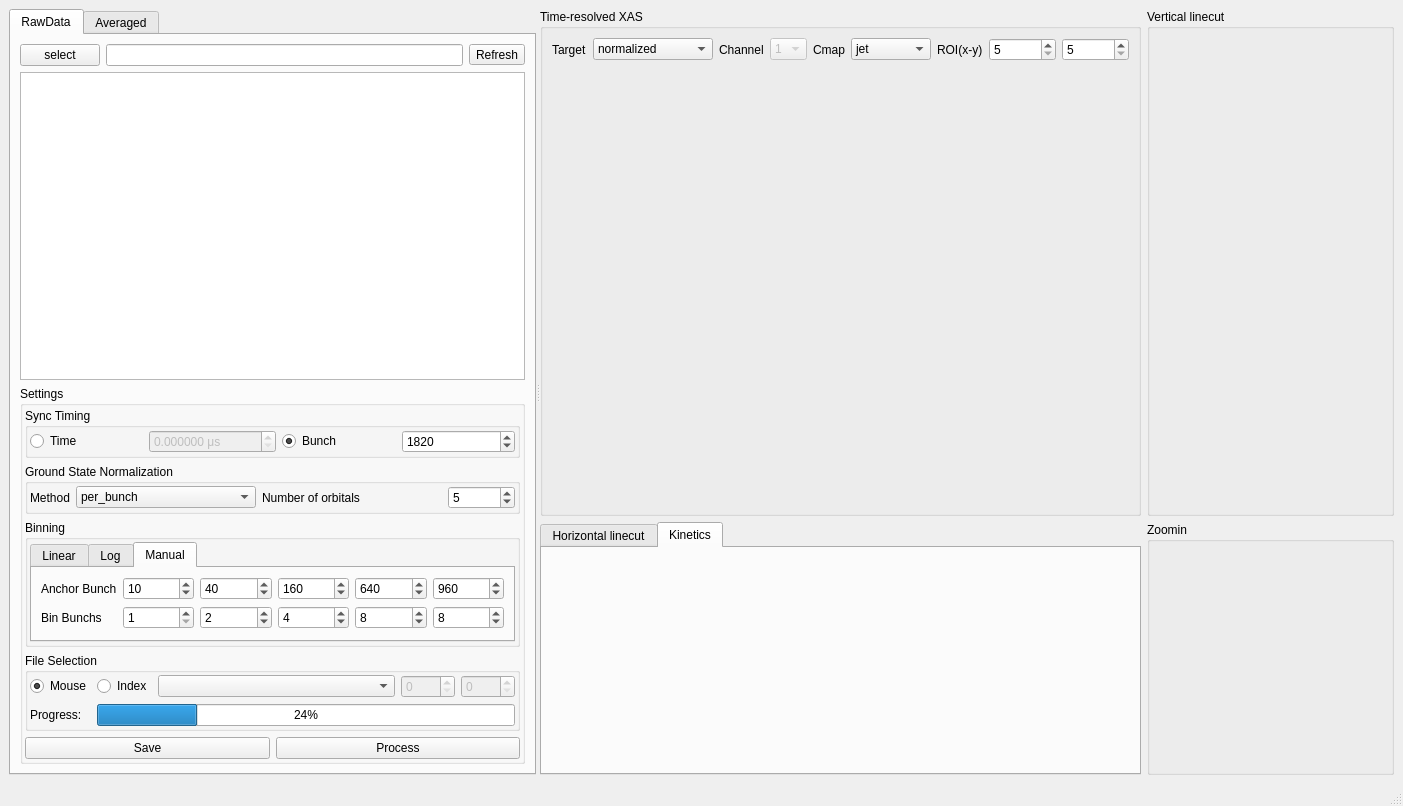
Before: the Qt Designer form src/trxasviewer/viewer.ui in AdvancedPhotonSource/trxasviewer, drawn with Qt 5.
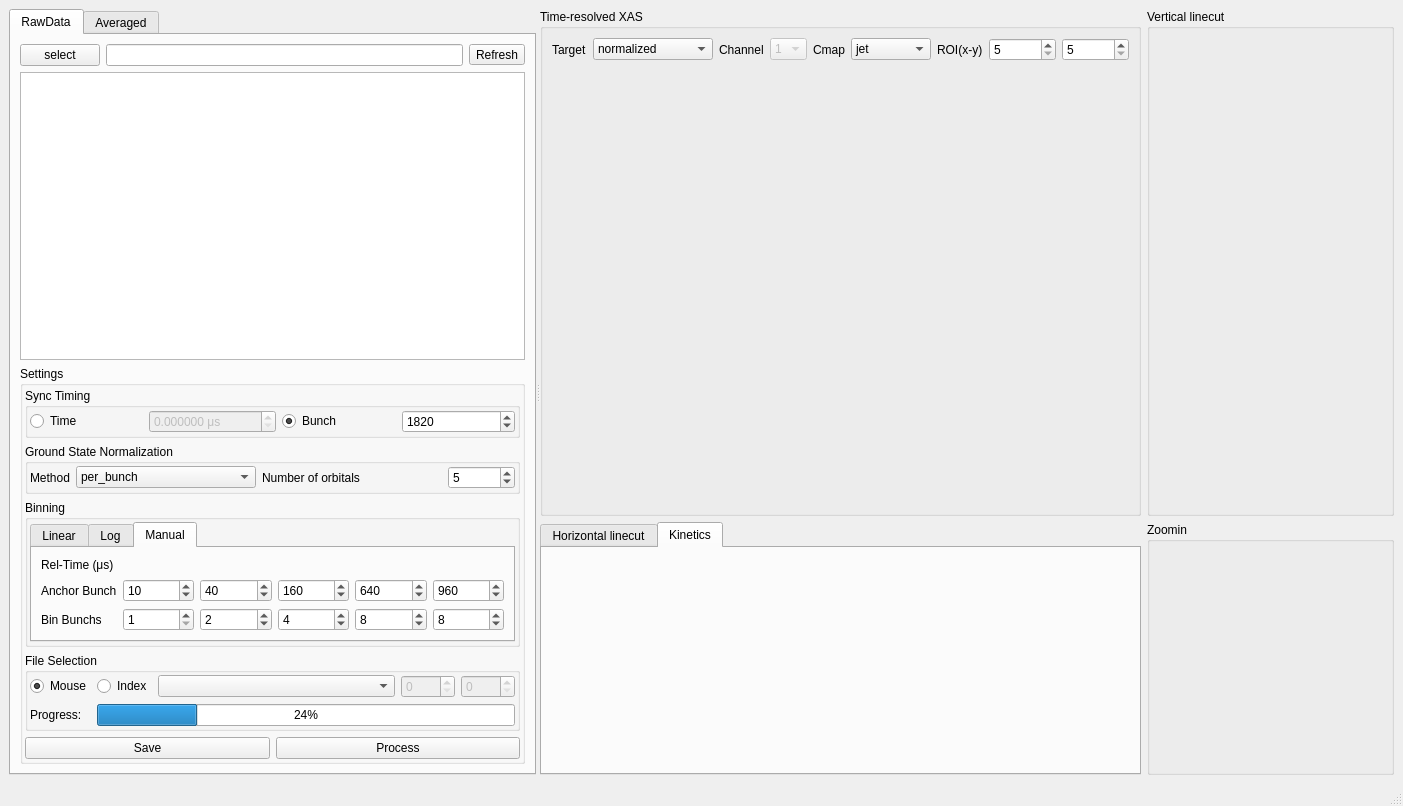
After: the same form once the commit is applied. The open tabs and pages were chosen to show the change. Custom widgets are drawn as their Qt base class.

The edit to the form file:
```diff
--- a/src/trxasviewer/viewer.ui
+++ b/src/trxasviewer/viewer.ui
@@ -417,6 +417,48 @@
                        </property>
                       </widget>
                      </item>
+                     <item row="0" column="1">
+                      <widget class="QLabel" name="label_rtime0">
+                       <property name="text">
+                        <string/>
+                       </property>
+                      </widget>
+                     </item>
+                     <item row="0" column="2">
+                      <widget class="QLabel" name="label_rtime1">
+                       <property name="text">
+                        <string/>
+                       </property>
+                      </widget>
+                     </item>
+                     <item row="0" column="3">
+                      <widget class="QLabel" name="label_rtime2">
+                       <property name="text">
+                        <string/>
+                       </property>
+                      </widget>
+                     </item>
+                     <item row="0" column="4">
+                      <widget class="QLabel" name="label_rtime3">
+                       <property name="text">
+                        <string/>
+                       </property>
+                      </widget>
+                     </item>
+                     <item row="0" column="5">
+                      <widget class="QLabel" name="label_rtime4">
+                       <property name="text">
+                        <string/>
+                       </property>
+                      </widget>
+                     </item>
+                     <item row="0" column="0">
+                      <widget class="QLabel" name="label_18">
+                       <property name="text">
+                        <string>Rel-Time (μs)</string>
+                       </property>
+                      </widget>
+                     </item>
                     </layout>
                    </widget>
                   </widget>
```
